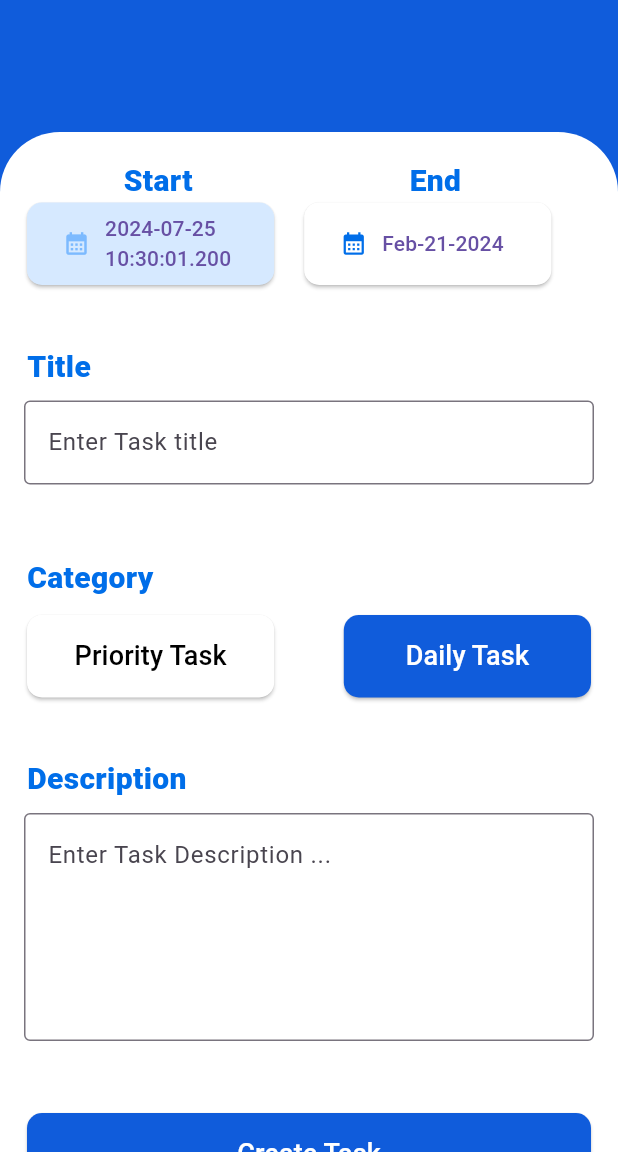
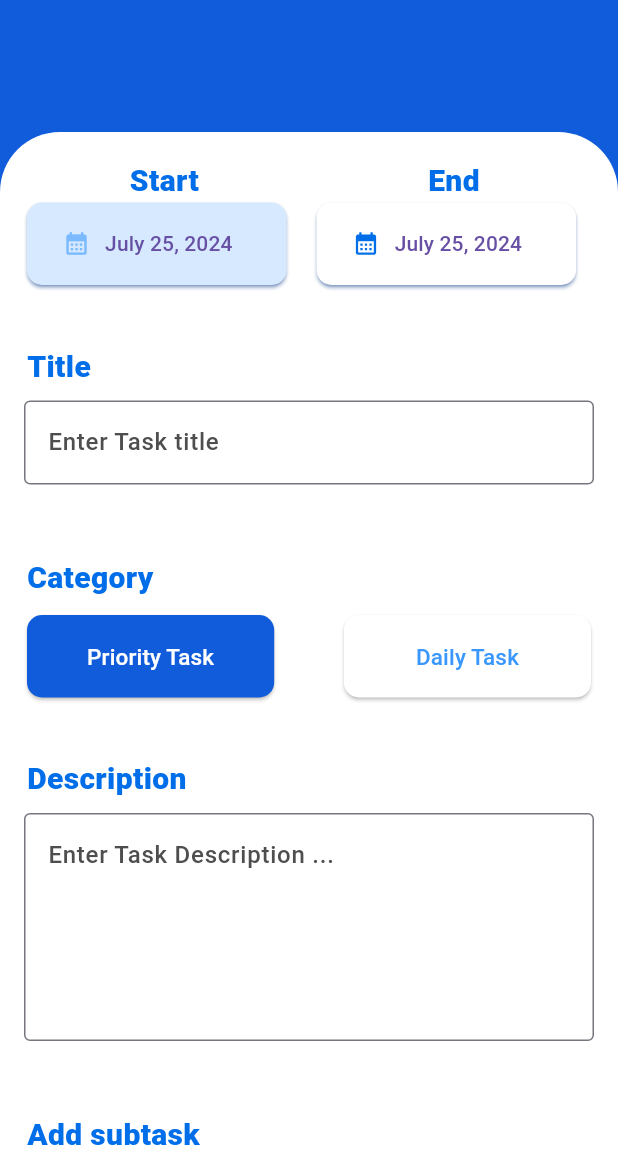
Before and after one commit to VishnukantMULE/todoapp, a Flutter app: the AddTaskView screen opened directly, after a tap on "Priority Task", on a phone screen of 412 x 824 dp, the part 72-1236 px from its top. Run offline on Flutter 3.47's test engine with Material 3 defaults, Android fonts, the phone set to English and light mode, and no system bars; our stand-ins replace get, sqflite; accounts and stored records are empty.

Commit message:
DataBase Service Integration and Added Working Functionality to Create Task

```diff
--- a/lib/main.dart
+++ b/lib/main.dart
@@ -1,16 +1,29 @@
 import 'package:flutter/material.dart';
+import 'package:get/get.dart';
 import 'package:todoapp/screens/splash/splashscreen.dart';
+import 'package:todoapp/services/db_service/db_service.dart';
 
 void main() {
   runApp(const MyApp());
 }
 
-class MyApp extends StatelessWidget {
+class MyApp extends StatefulWidget {
   const MyApp({super.key});
 
   @override
+  State<MyApp> createState() => _MyAppState();
+}
+
+class _MyAppState extends State<MyApp> {
+  @override
+  void initState() {
+    super.initState();
+    // TODO: implement initState
+    DbService().openMyDatabase();
+  }
+  @override
   Widget build(BuildContext context) {
-    return const MaterialApp(
+    return const GetMaterialApp(
       debugShowCheckedModeBanner: false,
       home: Splashscreen(),
     );
--- /dev/null
+++ b/lib/screens/home/home_model.dart
@@ -0,0 +1,6 @@
+class HomeModel
+{
+
+
+
+}
--- a/lib/screens/splash/splashscreen.dart
+++ b/lib/screens/splash/splashscreen.dart
@@ -1,7 +1,7 @@
 import 'package:flutter/cupertino.dart';
 import 'package:flutter/material.dart';
 import 'package:todoapp/screens/app.dart';
-import 'package:todoapp/screens/home/homeview.dart';
+import 'package:todoapp/screens/home/home_view.dart';
 
 class Splashscreen extends StatelessWidget {
   const Splashscreen({super.key});
--- /dev/null
+++ b/lib/screens/task/add/add_task_model.dart
@@ -0,0 +1,20 @@
+import 'package:get/get.dart';
+import 'package:get/get_rx/get_rx.dart';
+import 'package:get/get_rx/src/rx_types/rx_types.dart';
+
+class AddTaskModel
+{
+  late String title;
+  late String description;
+  RxBool isPriotyTask=false.obs;
+  RxBool isDailyTask=true.obs;
+  Rx<DateTime> startDate=DateTime.now().obs;
+  Rx<DateTime> endDate=DateTime.now().obs;
+
+  late String subtask;
+  RxBool isStartDateSelected=true.obs;
+
+
+  List<String> todoList=[];
+
+}
--- a/lib/screens/task/add/add_task_view.dart
+++ b/lib/screens/task/add/add_task_view.dart
@@ -1,6 +1,10 @@
-import 'package:flutter/cupertino.dart';
+
 import 'package:flutter/material.dart';
+import 'package:get/get.dart';
+import 'package:todoapp/screens/task/add/add_task_controller.dart';
+import 'package:todoapp/screens/task/todo/todo_view.dart';
 import 'package:todoapp/theme/appcolors.dart';
+import 'package:todoapp/utils/date_formatter_util.dart';
 import 'package:todoapp/widgets/app_button.dart';
 import 'package:todoapp/widgets/app_date_button.dart';
 import 'package:todoapp/widgets/app_input_textfield.dart';
@@ -15,21 +19,7 @@ class AddTaskView extends StatefulWidget {
 }
 
 class _AddTaskViewState extends State<AddTaskView> {
-  DateTime selectedDate=DateTime.now();
-
-  _selectDate(BuildContext context) async {
-    final DateTime? picked = await showDatePicker(
-      context: context,
-      initialDate: selectedDate, // Refer step 1
-      firstDate: DateTime(2024),
-      lastDate: DateTime(2025),
-    );
-    if (picked != null && picked != selectedDate) {
-      setState(() {
-        selectedDate = picked;
-      });
-    }
-  }
+  final AddTaskController controller =Get.put(AddTaskController());
 
   @override
   Widget build(BuildContext context) {
@@ -63,63 +53,75 @@ class _AddTaskViewState extends State<AddTaskView> {
             padding: const EdgeInsets.all(8.0),
             child: ListView(
               children:  [
-                SizedBox(
+                const SizedBox(
                   height: 10,
                 ),
                 Row(
                   children: [
                     Column(
                       children: [
-                        TitleText(text: 'Start'),
-                        AppDateButton(isCurrentDate: true, text: selectedDate.toString(), buttonclick: () { _selectDate(context); },)
+                        const TitleText(text: 'Start'),
+                        Obx((){
+                          return  AppDateButton(isCurrentDate: controller.taskModel.isStartDateSelected.value, text: DateFormatterUtil().DateFormateyMMMd(controller.taskModel.startDate.value), buttonclick: () {controller.selectStartDate(context); },);
+                        })
                       ],
                     ),
                     Column(
                       children: [
-                        TitleText(text: 'End'),
-                        AppDateButton(isCurrentDate: false, text: 'Feb-21-2024', buttonclick: () { _selectDate(context); },)
+                        const TitleText(text: 'End'),
+                        AppDateButton(isCurrentDate: false, text: DateFormatterUtil().DateFormateyMMMd(controller.taskModel.endDate.value), buttonclick: () { controller.selectEndDate(context); },)
                       ],
                     )
 
                   ],
                 ),
-                SizedBox(
+                const SizedBox(
                   height: 40,
                 ),
 
-                TitleText(
+                const TitleText(
                   text: "Title",
                 ),
-                AppInputTextField(
+                 AppInputTextField(
                   hinttext: "Enter Task title",
-                  maxline: 1,
+                  maxline: 1, inputController: controller.titlecontroller,
                 ),
-                SizedBox(
+                const SizedBox(
                   height: 40,
                 ),
-                TitleText(text: "Category"),
-                SizedBox(
+                const TitleText(text: "Category"),
+                const SizedBox(
                   height: 10,
                 ),
-                Row(
+                 Row(
                   mainAxisAlignment: MainAxisAlignment.spaceBetween,
                   children: [
-                    SelectButton(text: 'Priority Task', isSelect: false),
-                    SelectButton(text: 'Daily Task', isSelect: true)
+                    Obx((){
+                      return SelectButton(text: 'Priority Task', isSelect: controller.taskModel.isPriotyTask.value, buttonClick: controller.onoffPriorityTask,);
+                    })
+                    ,
+                    Obx((){
+                      return SelectButton(text: 'Daily Task', isSelect: controller.taskModel.isDailyTask.value, buttonClick: controller.onoffDailyTask,);
+                    })
                   ],
                 ),
-                SizedBox(
+                const SizedBox(
                   height: 40,
                 ),
-                TitleText(text: "Description"),
-                AppInputTextField(
+                const TitleText(text: "Description"),
+                 AppInputTextField(
                   hinttext: "Enter Task Description ...",
-                  maxline: 5,
+                  maxline: 5, inputController: controller.desctiptionController,
                 ),
-                SizedBox(
+                const SizedBox(
                   height: 40,
                 ),
-                AppButton(text: "Create Task")
+                Obx((){
+                  List<String> todolist=controller.taskModel.todoList.toList();
+                  return  controller.taskModel.isPriotyTask.value? TodoView(subTaskList: controller.taskModel.todoList, addsubTask: controller.addSubTask, subtaskController: controller.subTaskController,):const SizedBox();
+                }),
+
+                 AppButton(text: "Create Task", buttonClick: controller.createTask,)
               ],
             ),
           ),
--- /dev/null
+++ b/lib/screens/task/todo/todo_view.dart
@@ -0,0 +1,76 @@
+import 'package:flutter/cupertino.dart';
+import 'package:flutter/material.dart';
+import 'package:todoapp/theme/appcolors.dart';
+import 'package:todoapp/widgets/app_button.dart';
+import 'package:todoapp/widgets/app_input_textfield.dart';
+import 'package:todoapp/widgets/title_text.dart';
+
+class TodoView extends StatelessWidget {
+
+  final List<String> subTaskList;
+  final VoidCallback addsubTask;
+  final TextEditingController subtaskController;
+  const TodoView({super.key, required this.subTaskList,required this.addsubTask,required this.subtaskController});
+
+
+  @override
+  Widget build(BuildContext context) {
+
+
+    return Column(
+      crossAxisAlignment: CrossAxisAlignment.start,
+      children: [
+
+        const TitleText(text: "Add subtask"),
+
+        // subtasklist.map<Widget>((e){
+        //   return Text(e);
+        // }),
+        Padding(
+          padding: const EdgeInsets.all(20),
+          child: ListView.builder(
+            shrinkWrap: true,
+              // itemCount: subTaskList.length,
+              itemCount: subTaskList.length,
+              itemBuilder: (context, index){
+            return Text("${index+1} : ${subTaskList[index]}",style: const TextStyle(fontSize: 18),);
+          }),
+        ),
+
+
+
+        Row(
+          children: <Widget>[
+            SizedBox(
+              width: MediaQuery.of(context).size.width*0.65,
+                child: AppInputTextField(hinttext: 'enter subtask', maxline: 1, inputController: subtaskController,),
+
+            ),
+
+
+            ElevatedButton(onPressed: addsubTask,
+
+                style: ElevatedButton.styleFrom(
+                  fixedSize: const Size(110, 50),
+                  backgroundColor: Appcolors.primary,
+                  shape: RoundedRectangleBorder(
+                    borderRadius: BorderRadius.circular(5)
+                  )
+                ),
+
+                child:  const Row(
+              children: <Widget>[
+                Icon(Icons.add,color: Appcolors.white,),
+                SizedBox(width: 5,),
+                Text("Add",style: TextStyle(color: Appcolors.white),)
+              ],
+            )
+
+            )
+          ],
+        ),
+        const SizedBox(height: 10,)
+      ],
+    );
+  }
+}
--- a/lib/theme/appcolors.dart
+++ b/lib/theme/appcolors.dart
@@ -15,6 +15,7 @@ class Appcolors
 
   static const Color white=Color.fromRGBO(255, 255, 255, 1.0);
   static const Color black=Color.fromRGBO(0, 0, 0, 1.0);
+  static const Color black2=Color.fromRGBO(64, 64, 64, 0.9254901960784314);
 
 
 
--- a/lib/utils/date_formatter_util.dart
+++ b/lib/utils/date_formatter_util.dart
@@ -10,4 +10,9 @@ class DateFormatterUtil
     String currentDateFormate=DateFormat.yMMMMEEEEd().format(current).toString();
     return currentDateFormate;
   }
+  String DateFormateyMMMd(DateTime date)
+  {
+    String resultDate=DateFormat.yMMMMd().format(date).toString();
+    return resultDate;
+  }
 }
--- a/lib/widgets/app_button.dart
+++ b/lib/widgets/app_button.dart
@@ -3,13 +3,14 @@ import 'package:todoapp/theme/appcolors.dart';
 
 class AppButton extends StatelessWidget {
   final String text;
-  const AppButton({super.key,required this.text});
+  final VoidCallback buttonClick;
+  const AppButton({super.key,required this.text,required this.buttonClick});
 
   @override
   Widget build(BuildContext context) {
     return Padding(
       padding: const EdgeInsets.fromLTRB(10, 0, 10, 0),
-      child: ElevatedButton(onPressed: (){},
+      child: ElevatedButton(onPressed: buttonClick,
           style: ElevatedButton.styleFrom(
             backgroundColor: Appcolors.primary,
             shape: RoundedRectangleBorder(
--- a/lib/widgets/app_date_button.dart
+++ b/lib/widgets/app_date_button.dart
@@ -11,7 +11,10 @@ class AppDateButton extends StatelessWidget {
   final String text;
 
   const AppDateButton(
-      {super.key, required this.isCurrentDate, required this.text,required this.buttonclick});
+      {super.key,
+      required this.isCurrentDate,
+      required this.text,
+      required this.buttonclick});
 
   @override
   Widget build(BuildContext context) {
@@ -25,13 +28,14 @@ class AppDateButton extends StatelessWidget {
     return Padding(
         padding: const EdgeInsets.fromLTRB(10, 0, 10, 0),
         child: ElevatedButton(
-
             style: ElevatedButton.styleFrom(
+              shadowColor: Appcolors.primary,
                 backgroundColor: buttonBg,
                 shape: RoundedRectangleBorder(
                   borderRadius: BorderRadius.circular(10),
                 ),
-                fixedSize: Size(MediaQuery.of(context).size.width * 0.40, 55)),
+                fixedSize: Size(MediaQuery.of(context).size.width * 0.42, 55)),
+
             // onPressed: _selectDate(context),
             onPressed: buttonclick,
             child: Row(
@@ -40,7 +44,9 @@ class AppDateButton extends StatelessWidget {
                   Icons.calendar_month,
                   color: iconColor,
                 ),
-                SizedBox(width: 10,),
+                const SizedBox(
+                  width: 10,
+                ),
                 Flexible(child: Text(text))
               ],
             )));
--- a/lib/widgets/app_input_textfield.dart
+++ b/lib/widgets/app_input_textfield.dart
@@ -1,10 +1,12 @@
 import 'package:flutter/cupertino.dart';
 import 'package:flutter/material.dart';
+import 'package:todoapp/theme/appcolors.dart';
 
 class AppInputTextField extends StatelessWidget {
   final String hinttext;
   final int maxline;
-  const AppInputTextField({super.key,required this.hinttext,required this.maxline});
+  final TextEditingController inputController;
+  const AppInputTextField({super.key,required this.hinttext,required this.maxline,required this.inputController});
 
   @override
   Widget build(BuildContext context) {
@@ -12,11 +14,12 @@ class AppInputTextField extends StatelessWidget {
       padding: const EdgeInsets.all(8.0),
       child: TextField(
         maxLines: maxline,
+        controller: inputController,
         decoration: InputDecoration(
             hintText:hinttext,
+            hintStyle: const TextStyle(color: Appcolors.black2,fontWeight: FontWeight.w500),
 
-            border: OutlineInputBorder(
-
+            border: const OutlineInputBorder(
             )
         ),
       ),
--- a/lib/widgets/select_button.dart
+++ b/lib/widgets/select_button.dart
@@ -5,12 +5,13 @@ import 'package:todoapp/theme/appcolors.dart';
 class SelectButton extends StatelessWidget {
   final bool isSelect;
   final String text;
-  const SelectButton({super.key, required this.text,required this.isSelect});
+  final VoidCallback buttonClick;
+  const SelectButton({super.key, required this.text,required this.isSelect, required this.buttonClick});
 
   @override
   Widget build(BuildContext context) {
     Color buttonBg=Appcolors.white;
-    Color textColor=Appcolors.black;
+    Color textColor=Appcolors.primary3;
     if(isSelect==true){
       buttonBg=Appcolors.primary;
       textColor=Appcolors.white;
@@ -18,18 +19,16 @@ class SelectButton extends StatelessWidget {
 
     return Padding(
       padding: const EdgeInsets.fromLTRB(10, 0, 10, 0),
-      child: ElevatedButton(onPressed: (){},
+      child: ElevatedButton(onPressed:buttonClick,
           style: ElevatedButton.styleFrom(
               backgroundColor: buttonBg,
               shape: RoundedRectangleBorder(
                   borderRadius: BorderRadius.circular(10),
               ),
-
-
               fixedSize: Size(MediaQuery.of(context).size.width*0.40, 55)
 
           ),
-          child: Text(text,style: TextStyle(color: textColor,fontSize: 18),)),
+          child: Text(text,style: TextStyle(color: textColor,fontSize: 15),)),
     );
   }
 }
--- a/pubspec.yaml
+++ b/pubspec.yaml
@@ -44,6 +44,8 @@ dependencies:
   get_storage: ^2.1.1
   http: ^1.2.1
   intl: ^0.19.0
+  get: ^4.6.6
+  sqflite: ^2.3.3+1
 
 #  image_picker: ^1.1.2
 
```
Also changed, not shown: lib/screens/app.dart (+4 -4 lines), lib/screens/home/home_controller.dart (added, +8 -0 lines), lib/screens/home/home_view.dart (added, +40 -0 lines), lib/screens/home/homeview.dart (deleted, +0 -19 lines), lib/screens/task/add/add_task_controller.dart (added, +78 -0 lines), lib/services/db_service/db_service.dart (added, +58 -0 lines), pubspec.lock.
